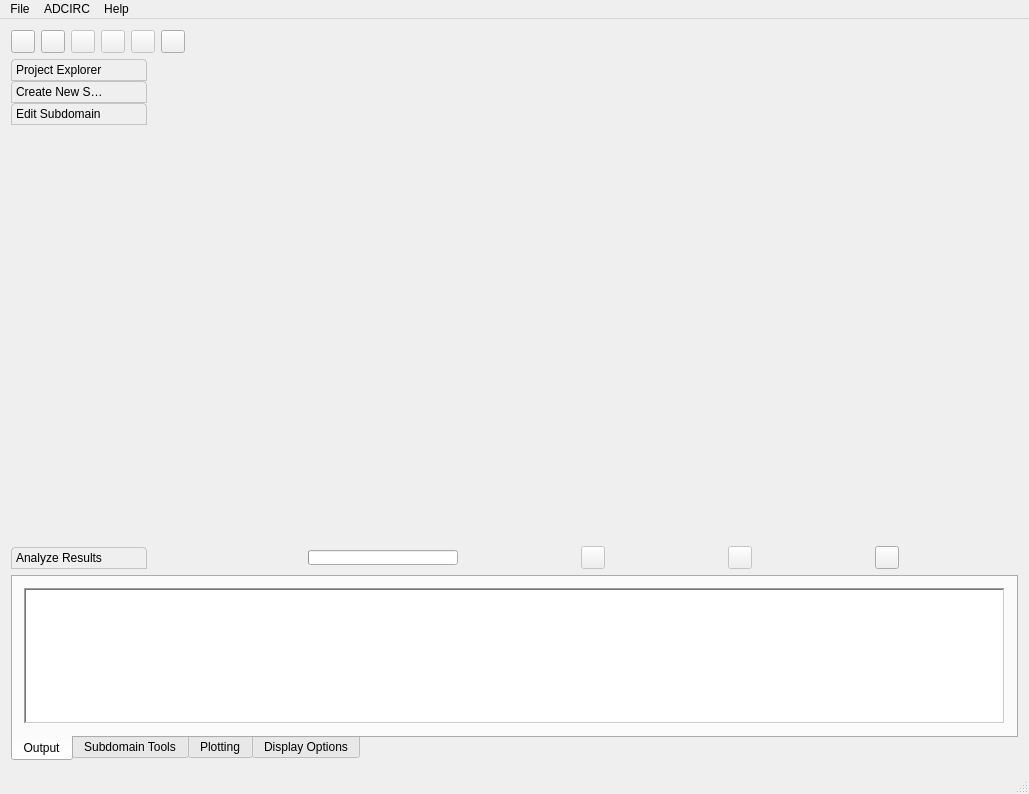
atdyer/adcircSubdomainTool, file MainWindow.ui: the form before one commit.
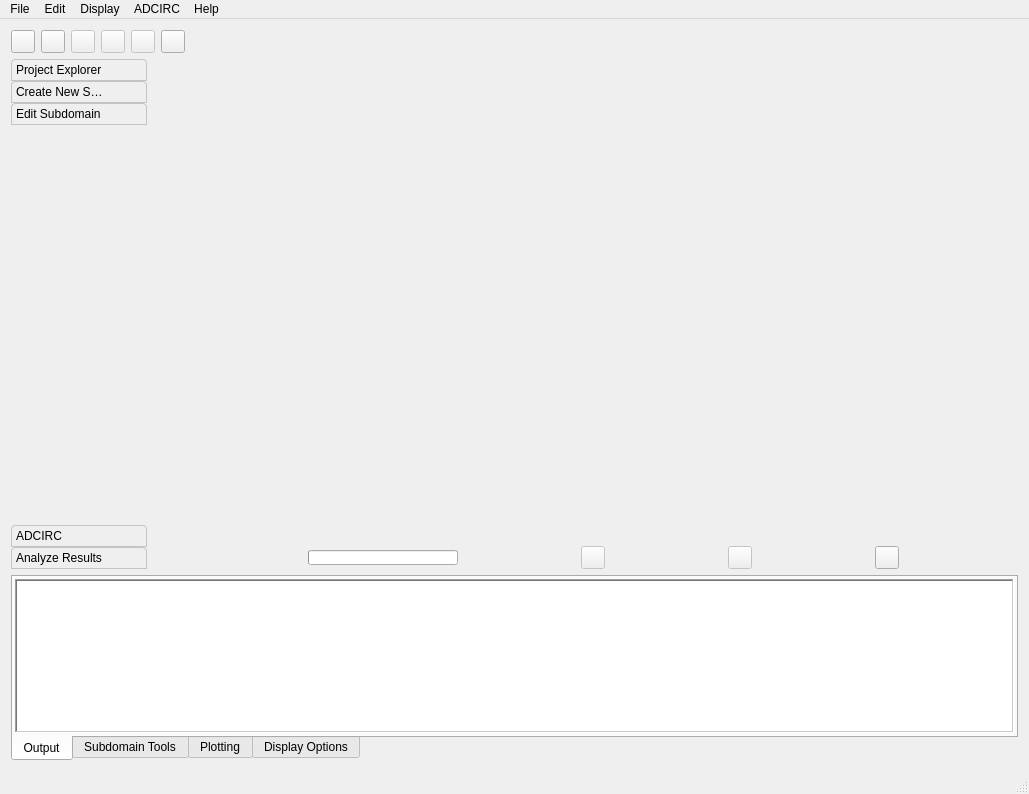
The form after the commit. The open tabs and pages were chosen to show the change. Icons and pictures are not drawn. Custom widgets are drawn as their Qt base class.

What changed in the file:
```diff
--- a/MainWindow.ui
+++ b/MainWindow.ui
@@ -593,10 +593,23 @@
            </layout>
           </widget>
           <widget class="QWidget" name="editSubdomainPage">
+           <property name="geometry">
+            <rect>
+             <x>0</x>
+             <y>0</y>
+             <width>168</width>
+             <height>334</height>
+            </rect>
+           </property>
            <attribute name="label">
             <string>Edit Subdomain</string>
            </attribute>
           </widget>
+          <widget class="QWidget" name="adcircPage">
+           <attribute name="label">
+            <string>ADCIRC</string>
+           </attribute>
+          </widget>
           <widget class="QWidget" name="analyzeResultsPage">
            <attribute name="label">
             <string>Analyze Results</string>
@@ -746,6 +759,18 @@
         <string>Output</string>
        </attribute>
        <layout class="QHBoxLayout" name="horizontalLayout">
+        <property name="leftMargin">
+         <number>2</number>
+        </property>
+        <property name="topMargin">
+         <number>2</number>
+        </property>
+        <property name="rightMargin">
+         <number>2</number>
+        </property>
+        <property name="bottomMargin">
+         <number>2</number>
+        </property>
         <item>
          <widget class="QTextEdit" name="outputBox">
           <property name="enabled">
@@ -1571,8 +1596,21 @@
     <property name="title">
      <string>Help</string>
     </property>
+    <addaction name="actionTutorial"/>
+   </widget>
+   <widget class="QMenu" name="menuDisplay">
+    <property name="title">
+     <string>Display</string>
+    </property>
+   </widget>
+   <widget class="QMenu" name="menuEdit">
+    <property name="title">
+     <string>Edit</string>
+    </property>
    </widget>
    <addaction name="menuFile"/>
+   <addaction name="menuEdit"/>
+   <addaction name="menuDisplay"/>
    <addaction name="menuADCIRC"/>
    <addaction name="menuHelp"/>
   </widget>
```
Left out of the diff: 24 changed lines with no effect on the pictures.
